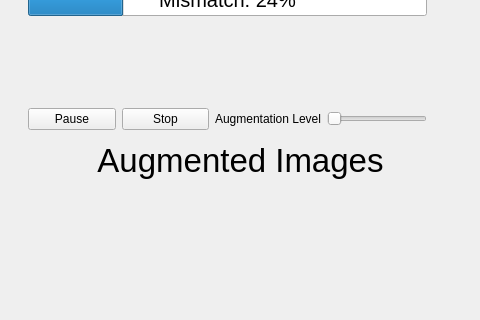
The window that inference_viewer.ui (kiritigowda/MIVisionX-Validation-Tool) describes before a commit, drawn with Qt 5; both pictures show x 359 to 839 and y 351 to 671 of the 1200 by 778 pixel window.
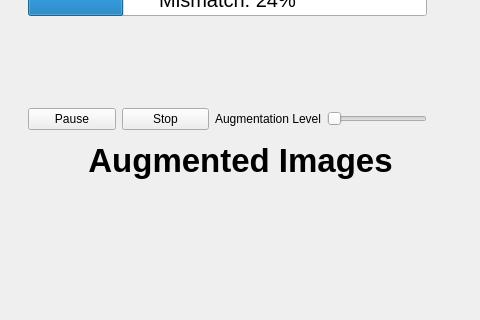
The same window after the commit. Icons and pictures are not drawn.

```diff
--- a/inference_viewer.ui
+++ b/inference_viewer.ui
@@ -643,6 +643,8 @@
            <font>
             <family>Ubuntu</family>
             <pointsize>25</pointsize>
+            <weight>75</weight>
+            <bold>true</bold>
            </font>
           </property>
           <property name="text">
```
Left out of the diff: 3 changed lines with no effect on the pictures.
